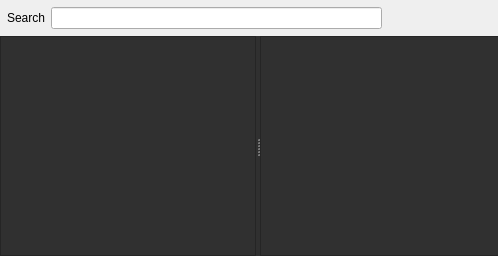
Qt form src/widgets/assetwidget.ui (jahshaka/Studio) before a commit; both pictures show x 0 to 498 and y 0 to 256 of the 720 by 256 pixel window.
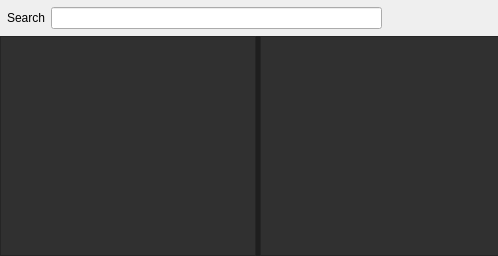
The same form after that commit. Icons and pictures are not drawn.

Commit message: Style splitter, sync view folders and iterate flow

What changed in the file:
```diff
--- a/src/widgets/assetwidget.ui
+++ b/src/widgets/assetwidget.ui
@@ -29,6 +29,10 @@
     background-color: #444;
 }
 
+QSplitter::handle {
+	background: #1e1e1e;
+}
+
 QSlider::groove:horizontal {
    /* height: 8px; /* the groove expands to the size of the slider by default. by giving it a height, it has a fixed size */
     background: #404040;
```
The commit also changes 1 other file.
